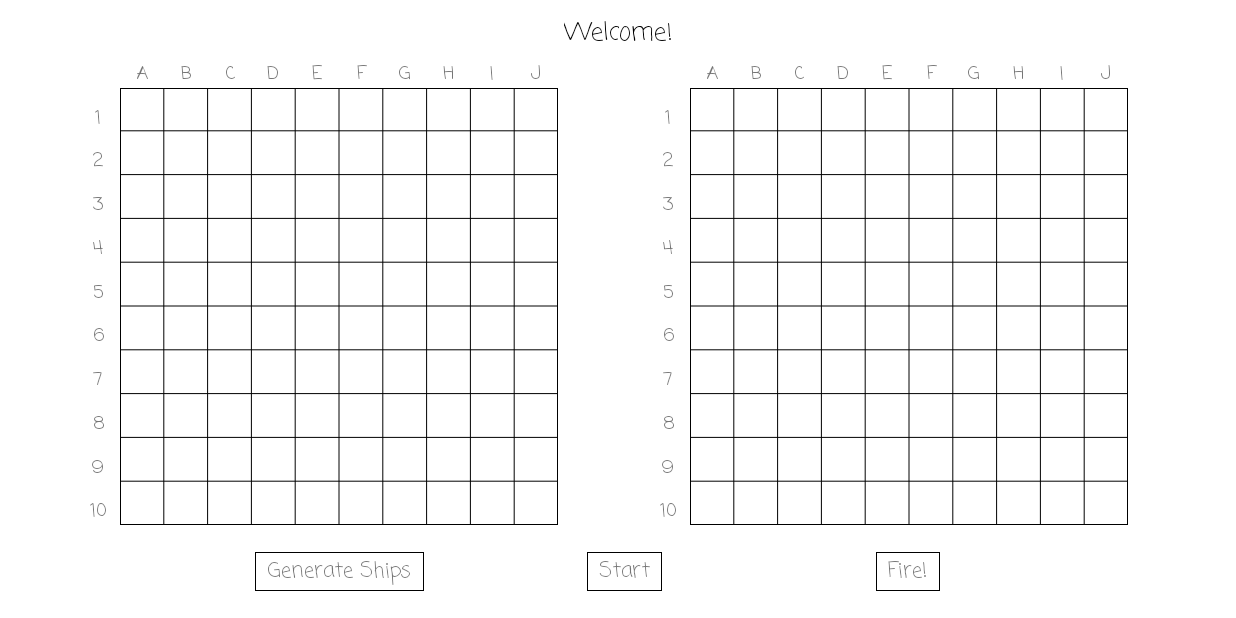
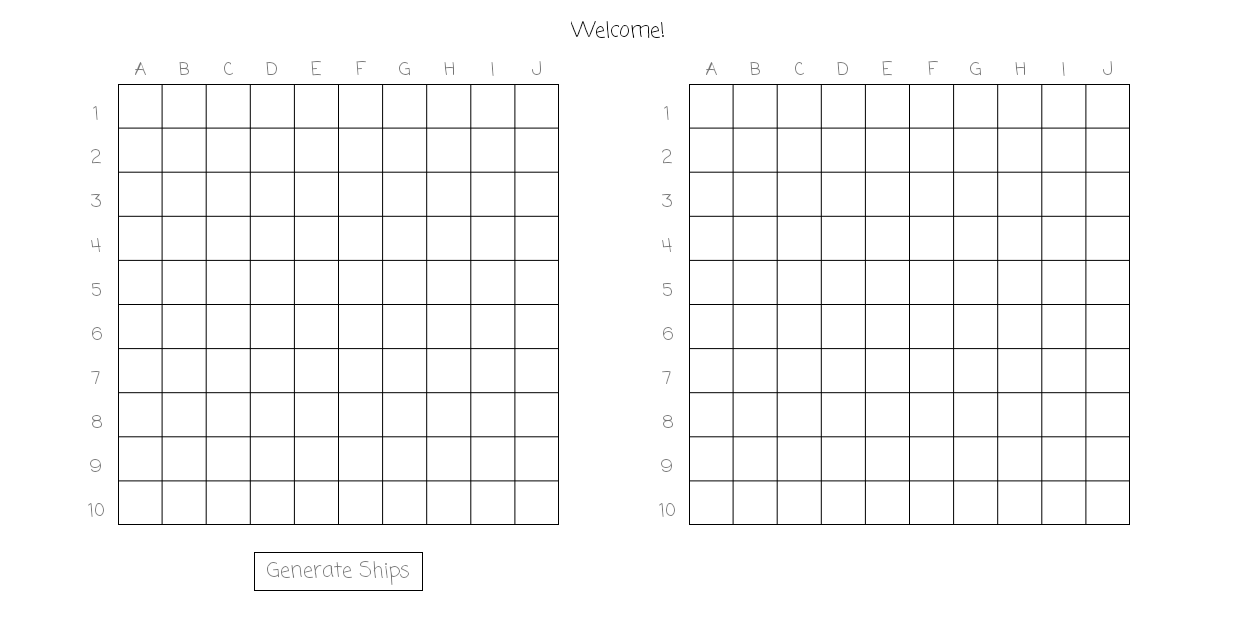
Before and after one commit to AlinaStepanova/SeaBattle, an Android app: the screen it shows after launch (MainActivity), on a phone screen of 824 x 412 dp (held sideways). Run offline under Robolectric (Android 15) with nearby library versions, the phone set to English and light mode, and no system bars.

Commit message:
polish ui, cretate style for buttons

```diff
--- a/app/src/main/res/layout/activity_main.xml
+++ b/app/src/main/res/layout/activity_main.xml
@@ -14,9 +14,9 @@
         android:layout_height="wrap_content"
         android:layout_marginTop="@dimen/dimen_10dp"
         android:fontFamily="casual"
-        android:text="Welcome!"
+        android:text="@string/welcome_text"
         android:textColor="@color/black"
-        android:textSize="@dimen/text_size_16sp"
+        android:textSize="@dimen/text_size_14sp"
         app:layout_constraintEnd_toEndOf="parent"
         app:layout_constraintStart_toStartOf="parent"
         app:layout_constraintTop_toTopOf="parent" />
@@ -43,15 +43,8 @@
 
     <TextView
         android:id="@+id/buttonGenerate"
-        android:layout_width="wrap_content"
-        android:layout_height="wrap_content"
-        android:background="@drawable/square_background"
-        android:fontFamily="casual"
-        android:paddingStart="@dimen/dimen_8dp"
-        android:paddingTop="2dp"
-        android:paddingEnd="@dimen/dimen_8dp"
-        android:paddingBottom="2dp"
-        android:text="Generate Ships"
+        style="@style/MainButtonStyle"
+        android:text="@string/generate_ships_text"
         app:layout_constraintBottom_toBottomOf="parent"
         app:layout_constraintEnd_toEndOf="@+id/viewPerson"
         app:layout_constraintStart_toStartOf="@+id/viewPerson"
@@ -79,18 +72,11 @@
 
     <TextView
         android:id="@+id/buttonFire"
-        android:layout_width="wrap_content"
-        android:layout_height="wrap_content"
-        android:background="@drawable/square_background"
-        android:fontFamily="casual"
-        android:paddingStart="@dimen/dimen_8dp"
-        android:paddingTop="2dp"
-        android:paddingEnd="@dimen/dimen_8dp"
-        android:paddingBottom="2dp"
-        android:text="Fire!"
+        style="@style/MainButtonStyle"
+        android:text="@string/fire_text"
+        android:visibility="invisible"
         app:layout_constraintBottom_toBottomOf="parent"
         app:layout_constraintEnd_toEndOf="@+id/viewPC"
-        app:layout_constraintHorizontal_bias="0.497"
         app:layout_constraintStart_toStartOf="@+id/viewPC"
         app:layout_constraintTop_toTopOf="@+id/guideline" />
 
@@ -103,15 +89,9 @@
 
     <TextView
         android:id="@+id/buttonStart"
-        android:layout_width="wrap_content"
-        android:layout_height="wrap_content"
-        android:background="@drawable/square_background"
-        android:fontFamily="casual"
-        android:paddingStart="@dimen/dimen_8dp"
-        android:paddingTop="2dp"
-        android:paddingEnd="@dimen/dimen_8dp"
-        android:paddingBottom="2dp"
-        android:text="Start"
+        style="@style/MainButtonStyle"
+        android:text="@string/start_text"
+        android:visibility="invisible"
         app:layout_constraintBottom_toBottomOf="parent"
         app:layout_constraintEnd_toStartOf="@+id/viewPC"
         app:layout_constraintStart_toEndOf="@+id/viewPerson"
--- a/app/src/main/res/values/dimens.xml
+++ b/app/src/main/res/values/dimens.xml
@@ -5,5 +5,6 @@
     <dimen name="dimen_16dp">16dp</dimen>
     <dimen name="dimen_10dp">10dp</dimen>
     <dimen name="text_size_16sp">16sp</dimen>
+    <dimen name="text_size_14sp">14sp</dimen>
     <dimen name="text_size_12sp">12sp</dimen>
 </resources>
--- a/app/src/main/res/values/strings.xml
+++ b/app/src/main/res/values/strings.xml
@@ -20,4 +20,8 @@
     <string name="number_8">8</string>
     <string name="number_9">9</string>
     <string name="number_10">10</string>
+    <string name="generate_ships_text">Generate Ships</string>
+    <string name="fire_text">Fire!</string>
+    <string name="start_text">Start</string>
+    <string name="welcome_text">Welcome!</string>
 </resources>
--- a/app/src/main/res/values/styles.xml
+++ b/app/src/main/res/values/styles.xml
@@ -17,4 +17,15 @@
         <item name="android:textSize">@dimen/text_size_12sp</item>
     </style>
 
+    <style name="MainButtonStyle">
+        <item name="android:layout_width">wrap_content</item>
+        <item name="android:layout_height">wrap_content</item>
+        <item name="android:background">@drawable/square_background</item>
+        <item name="android:fontFamily">casual</item>
+        <item name="android:paddingStart">@dimen/dimen_8dp</item>
+        <item name="android:paddingTop">2dp</item>
+        <item name="android:paddingEnd">@dimen/dimen_8dp</item>
+        <item name="android:paddingBottom">2dp</item>
+    </style>
+
 </resources>
```
